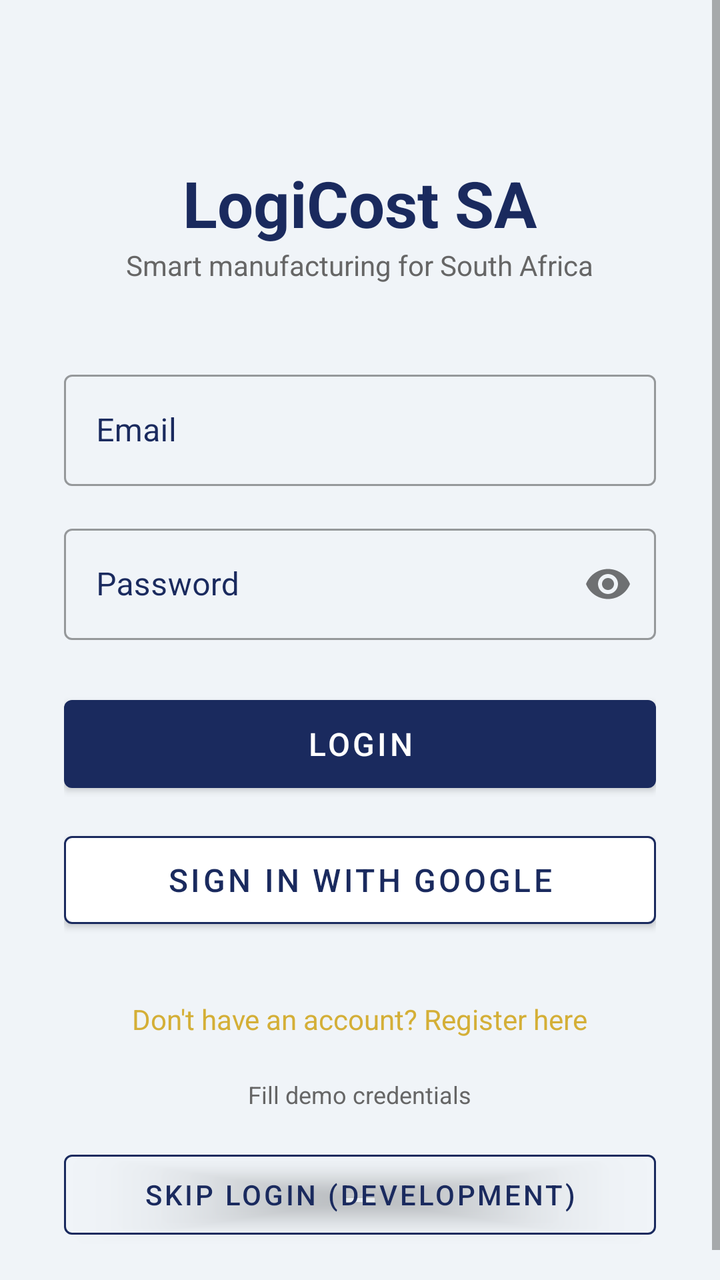
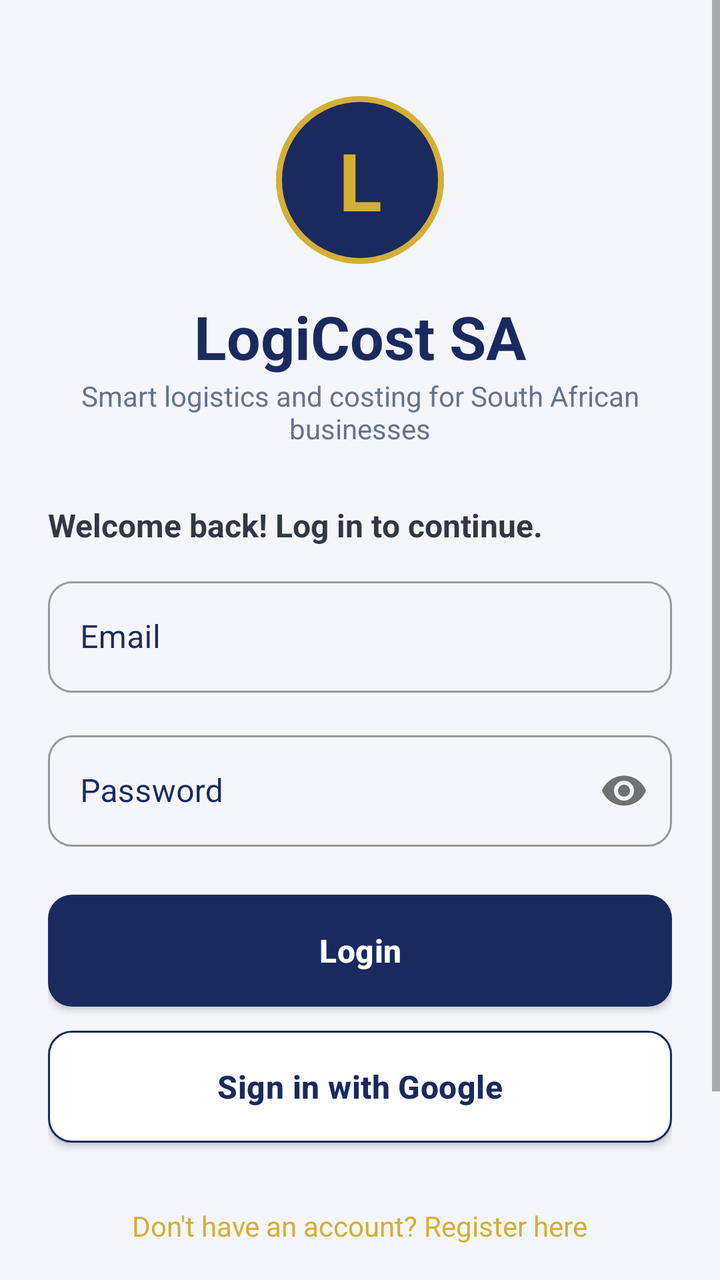

Before-and-after screenshots of an Android layout around one commit, followed by the original layout XML and the change that was made.
<!-- AndroidManifest.xml: application theme Theme.LogiCostApp3 -->
<!-- res/layout/activity_login.xml -->
<?xml version="1.0" encoding="utf-8"?>
<ScrollView xmlns:app="http://schemas.android.com/apk/res-auto"
    xmlns:android="http://schemas.android.com/apk/res/android"
    android:layout_width="match_parent"
    android:layout_height="match_parent"
    android:background="@color/background"
    android:fillViewport="true">


    <LinearLayout
        android:layout_width="match_parent"
        android:layout_height="wrap_content"
        android:orientation="vertical"
        android:padding="32dp"
        android:gravity="center_horizontal">

        
        <TextView
            android:layout_width="wrap_content"
            android:layout_height="wrap_content"
            android:text="LogiCost SA"
            android:textSize="32sp"
            android:textStyle="bold"
            android:textColor="@color/navy"
            android:layout_marginTop="48dp" />

        <TextView
            android:layout_width="wrap_content"
            android:layout_height="wrap_content"
            android:text="Smart manufacturing for South Africa"
            android:textSize="14sp"
            android:textColor="@color/grey_text"
            android:layout_marginBottom="40dp" />

        
        <TextView
            android:id="@+id/tvError"
            android:layout_width="match_parent"
            android:layout_height="wrap_content"
            android:visibility="gone"
            android:padding="12dp"
            android:background="@drawable/bg_error"
            android:textColor="#721c24"
            android:layout_marginBottom="16dp" />

        
        <com.google.android.material.textfield.TextInputLayout
            android:layout_width="match_parent"
            android:layout_height="wrap_content"
            android:hint="Email"
            android:textColorHint="@color/navy"
            style="@style/Widget.MaterialComponents.TextInputLayout.OutlinedBox"
            android:layout_marginBottom="16dp">
            <com.google.android.material.textfield.TextInputEditText
                android:id="@+id/etEmail"
                android:layout_width="match_parent"
                android:layout_height="wrap_content"
                android:inputType="textEmailAddress"
                android:imeOptions="actionNext"
                android:textColor="@android:color/black" />
        </com.google.android.material.textfield.TextInputLayout>

        
        <com.google.android.material.textfield.TextInputLayout
            android:layout_width="match_parent"
            android:layout_height="wrap_content"
            android:hint="Password"
            android:textColorHint="@color/navy"
            style="@style/Widget.MaterialComponents.TextInputLayout.OutlinedBox"
            app:passwordToggleEnabled="true"
            android:layout_marginBottom="24dp"
            xmlns:app="http://schemas.android.com/apk/res-auto">
            <com.google.android.material.textfield.TextInputEditText
                android:id="@+id/etPassword"
                android:layout_width="match_parent"
                android:layout_height="wrap_content"
                android:inputType="textPassword"
                android:imeOptions="actionDone"
                android:textColor="@android:color/black" />

        </com.google.android.material.textfield.TextInputLayout>

        
        <com.google.android.material.button.MaterialButton
            android:id="@+id/btnLogin"
            android:layout_width="match_parent"
            android:layout_height="56dp"
            android:text="Login"
            android:textSize="16sp"
            app:backgroundTint="@color/navy"
            xmlns:app="http://schemas.android.com/apk/res-auto" />

        
        <com.google.android.material.button.MaterialButton
            android:id="@+id/btnGoogleSignIn"
            android:layout_width="match_parent"
            android:layout_height="56dp"
            android:layout_marginTop="12dp"
            android:text="Sign in with Google"
            android:textSize="16sp"
            android:textColor="@color/navy"
            app:backgroundTint="@color/white"
            app:strokeColor="@color/navy"
            app:strokeWidth="1dp"
            xmlns:app="http://schemas.android.com/apk/res-auto" />

        
        <ProgressBar
            android:id="@+id/progressBar"
            android:layout_width="wrap_content"
            android:layout_height="wrap_content"
            android:visibility="gone"
            android:layout_marginTop="8dp" />

        
        <TextView
            android:id="@+id/tvRegister"
            android:layout_width="wrap_content"
            android:layout_height="wrap_content"
            android:text="Don't have an account? Register here"
            android:textColor="@color/gold"
            android:layout_marginTop="24dp"
            android:padding="8dp" />

        
        <TextView
            android:id="@+id/tvDemo"
            android:layout_width="wrap_content"
            android:layout_height="wrap_content"
            android:text="Fill demo credentials"
            android:textColor="@color/grey_text"
            android:textSize="12sp"
            android:layout_marginTop="8dp"
            android:padding="4dp" />


        
        <com.google.android.material.button.MaterialButton
            android:id="@+id/btnSkipLogin"
            android:layout_width="match_parent"
            android:layout_height="52dp"
            android:layout_marginTop="12dp"
            android:text="Skip Login (Development)"
            android:textSize="14sp"
            android:textColor="@color/navy"
            app:backgroundTint="@android:color/transparent"
            app:strokeColor="@color/navy"
            app:strokeWidth="1dp" />


    </LinearLayout>
</ScrollView>
<!-- resources referenced by this layout -->
<resources>
  <color name="background">#F0F4F8</color>
  <color name="gold">#D4AF37</color>
  <color name="grey_text">#666666</color>
  <color name="navy">#1A2A5E</color>
  <color name="white">#FFFFFF</color>
  <!-- drawable bg_error (drawable) -->
  <?xml version="1.0" encoding="utf-8"?>
  <shape xmlns:android="http://schemas.android.com/apk/res/android">
      <solid android:color="#f8d7da"/>
      <corners android:radius="6dp"/>
  </shape>
  <style name="Theme.LogiCostApp3" parent="Theme.MaterialComponents.DayNight.NoActionBar">
          <item name="colorPrimary">@color/navy</item>
          <item name="colorPrimaryVariant">@color/primary_variant</item>
          <item name="colorOnPrimary">@color/on_primary</item>
          <item name="colorSecondary">@color/gold</item>
          <item name="colorSurface">@color/surface</item>
          <item name="android:statusBarColor">@color/navy</item>
      </style>
  <color name="primary_variant">#0F1A3E</color>
  <color name="on_primary">#FFFFFF</color>
  <color name="surface">#FFFFFF</color>
</resources>

<!-- the commit's change to res/layout/activity_login.xml (unified diff, before → after) -->
@@ -11,26 +11,47 @@
         android:layout_width="match_parent"
         android:layout_height="wrap_content"
         android:orientation="vertical"
-        android:padding="32dp"
+        android:padding="24dp"
         android:gravity="center_horizontal">
 
         
         <TextView
-            android:layout_width="wrap_content"
-            android:layout_height="wrap_content"
-            android:text="LogiCost SA"
-            android:textSize="32sp"
-            android:textStyle="bold"
-            android:textColor="@color/navy"
-            android:layout_marginTop="48dp" />
+            android:layout_width="84dp"
+            android:layout_height="84dp"
+            android:layout_marginTop="24dp"
+            android:background="@drawable/bg_logo_badge"
+            android:gravity="center"
+            android:text="L"
+            android:textColor="@color/gold"
+            android:textSize="40sp"
+            android:textStyle="bold" />
 
         <TextView
             android:layout_width="wrap_content"
             android:layout_height="wrap_content"
-            android:text="Smart manufacturing for South Africa"
-            android:textSize="14sp"
-            android:textColor="@color/grey_text"
-            android:layout_marginBottom="40dp" />
+            android:layout_marginTop="16dp"
+            android:text="LogiCost SA"
+            android:textColor="@color/navy"
+            android:textSize="30sp"
+            android:textStyle="bold" />
+
+        <TextView
+            android:layout_width="wrap_content"
+            android:layout_height="wrap_content"
+            android:layout_marginBottom="28dp"
+            android:gravity="center"
+            android:text="Smart logistics and costing for South African businesses"
+            android:textColor="@color/slate"
+            android:textSize="14sp" />
+
+        <TextView
+            android:layout_width="match_parent"
+            android:layout_height="wrap_content"
+            android:layout_marginBottom="12dp"
+            android:text="Welcome back! Log in to continue."
+            android:textColor="@color/charcoal"
+            android:textSize="16sp"
+            android:textStyle="bold" />
 
         
         <TextView
<!-- resource entries referenced after the edit -->
@@ -1,9 +1,11 @@
 <!-- resources referenced by this layout -->
 <resources>
-  <color name="background">#F0F4F8</color>
+  <color name="background">#F4F6FB</color>
+  <color name="charcoal">#303846</color>
   <color name="gold">#D4AF37</color>
   <color name="grey_text">#666666</color>
   <color name="navy">#1A2A5E</color>
+  <color name="slate">#64748B</color>
   <color name="white">#FFFFFF</color>
   <!-- drawable bg_error (drawable) -->
   <?xml version="1.0" encoding="utf-8"?>
@@ -11,16 +13,63 @@
       <solid android:color="#f8d7da"/>
       <corners android:radius="6dp"/>
   </shape>
-  <style name="Theme.LogiCostApp3" parent="Theme.MaterialComponents.DayNight.NoActionBar">
+  <!-- drawable bg_logo_badge (drawable) -->
+  <?xml version="1.0" encoding="utf-8"?>
+  <shape xmlns:android="http://schemas.android.com/apk/res/android" android:shape="oval">
+      <solid android:color="@color/navy" />
+      <stroke android:width="3dp" android:color="@color/gold" />
+  </shape>
+  <style name="Theme.LogiCostApp3" parent="Theme.MaterialComponents.Light.NoActionBar">
           <item name="colorPrimary">@color/navy</item>
-          <item name="colorPrimaryVariant">@color/primary_variant</item>
-          <item name="colorOnPrimary">@color/on_primary</item>
+          <item name="colorPrimaryVariant">@color/navy_dark</item>
+          <item name="colorOnPrimary">@color/white</item>
           <item name="colorSecondary">@color/gold</item>
+          <item name="colorOnSecondary">@color/navy_dark</item>
           <item name="colorSurface">@color/surface</item>
+          <item name="android:colorBackground">@color/background</item>
+          <item name="android:windowBackground">@color/background</item>
           <item name="android:statusBarColor">@color/navy</item>
+          <item name="android:navigationBarColor">@color/white</item>
+          <item name="android:windowLightNavigationBar">true</item>
+  
+          <item name="shapeAppearanceSmallComponent">@style/Shape.LogiCost.Small</item>
+          <item name="shapeAppearanceMediumComponent">@style/Shape.LogiCost.Medium</item>
+          <item name="materialButtonStyle">@style/Widget.LogiCost.Button</item>
+          <item name="materialCardViewStyle">@style/Widget.LogiCost.Card</item>
+          <item name="textInputStyle">@style/Widget.LogiCost.TextInput</item>
       </style>
-  <color name="primary_variant">#0F1A3E</color>
-  <color name="on_primary">#FFFFFF</color>
+  <color name="navy_dark">#101B40</color>
   <color name="surface">#FFFFFF</color>
+  <style name="Shape.LogiCost.Small" parent="">
+          <item name="cornerFamily">rounded</item>
+          <item name="cornerSize">12dp</item>
+      </style>
+  <style name="Shape.LogiCost.Medium" parent="">
+          <item name="cornerFamily">rounded</item>
+          <item name="cornerSize">16dp</item>
+      </style>
+  <style name="Widget.LogiCost.Button" parent="Widget.MaterialComponents.Button">
+          <item name="android:textAllCaps">false</item>
+          <item name="android:textStyle">bold</item>
+          <item name="android:letterSpacing">0.01</item>
+          <item name="android:insetTop">0dp</item>
+          <item name="android:insetBottom">0dp</item>
+          <item name="android:minHeight">52dp</item>
+      </style>
+  <style name="Widget.LogiCost.Card" parent="Widget.MaterialComponents.CardView">
+          <item name="cardElevation">2dp</item>
+          <item name="cardBackgroundColor">@color/white</item>
+          <item name="strokeColor">@color/light_grey</item>
+          <item name="strokeWidth">1dp</item>
+      </style>
+  <style name="Widget.LogiCost.TextInput" parent="Widget.MaterialComponents.TextInputLayout.OutlinedBox">
+          <item name="boxStrokeColor">@color/navy</item>
+          <item name="hintTextColor">@color/navy</item>
+          <item name="boxCornerRadiusTopStart">12dp</item>
+          <item name="boxCornerRadiusTopEnd">12dp</item>
+          <item name="boxCornerRadiusBottomStart">12dp</item>
+          <item name="boxCornerRadiusBottomEnd">12dp</item>
+      </style>
+  <color name="light_grey">#E2E8F0</color>
 </resources>
 
